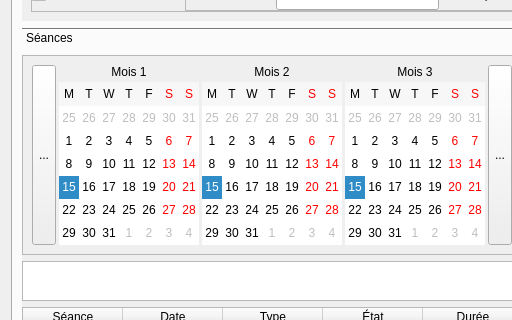
First picture: the form in client/src/editors/ParticipantWidget.ui, repository introlab/openteraplus, before the edit; both pictures show x 0 to 512 and y 213 to 533 of the 949 by 831 pixel window.
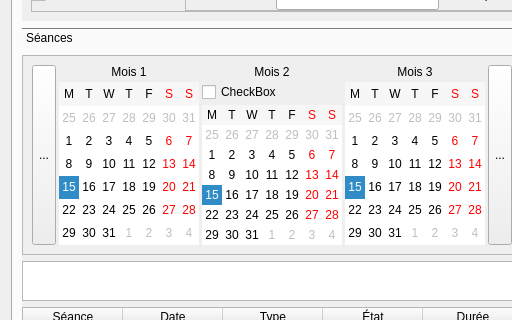
Second picture: the form after the edit. Icons and pictures are not drawn. Custom widgets are drawn as their Qt base class.

Commit message: Added Session start for tests purpose in ParticipantWidget.

Diff of the .ui file:
```diff
--- a/client/src/editors/ParticipantWidget.ui
+++ b/client/src/editors/ParticipantWidget.ui
@@ -724,6 +724,13 @@
                      </property>
                     </widget>
                    </item>
+                   <item>
+                    <widget class="QCheckBox" name="checkBox">
+                     <property name="text">
+                      <string>CheckBox</string>
+                     </property>
+                    </widget>
+                   </item>
                    <item>
                     <widget class="HistoryCalendarWidget" name="calMonth2">
                      <property name="sizePolicy">
```
The commit also changes 3 other files.
